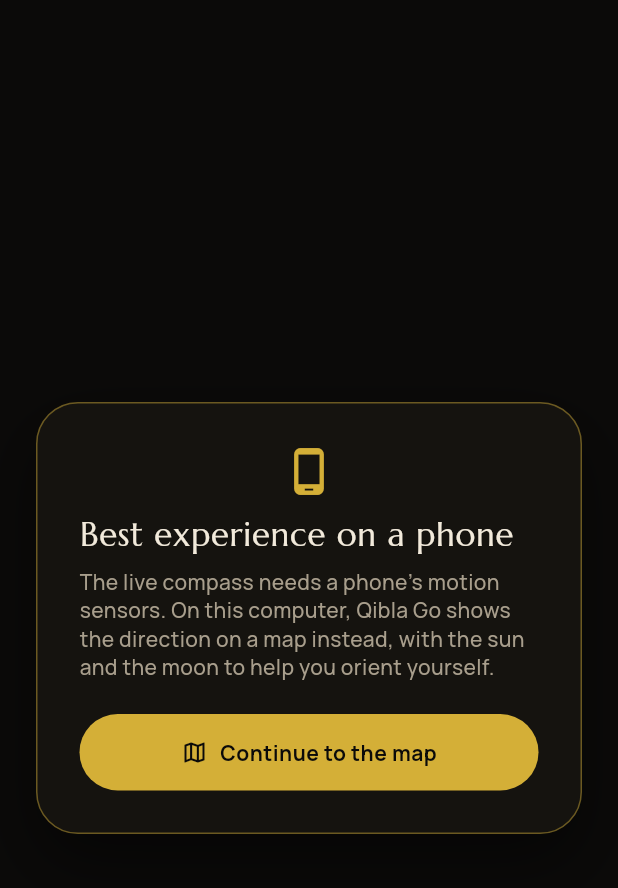
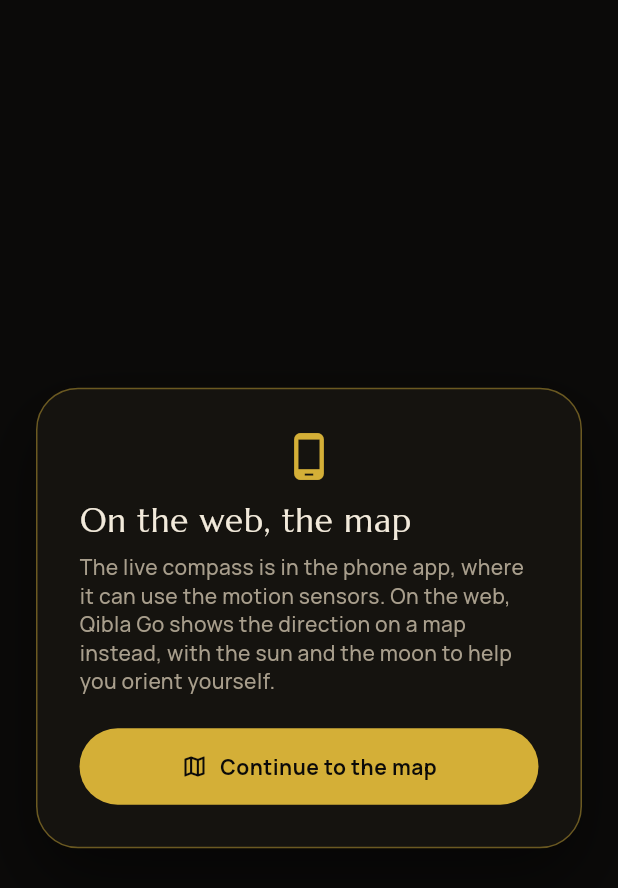
Before and after one commit to vfiruz97/qibla-go, a Flutter app: the DesktopPrompt widget shown alone on an empty page, opened directly with empty values, on a phone screen of 412 x 824 dp. Shown: the top 888 px of the screen. Run offline on Flutter 3.47's test engine with Material 3 defaults, Android fonts, the phone set to English and light mode, and no system bars; our stand-ins replace flutter_map, flutter_riverpod, geolocator, go_router, latlong2, shared_preferences and 1 more; missing offline and left inert: dart:js_interop, flutter_driver, qibla_math, serverpod, serverpod_client, serverpod_flutter; accounts and stored records are empty; statements that could not run were skipped.

Commit message:
feat(web): no compass screen on the web, map only
Browsers give a rough heading at best and desktop browsers none. On the web
the router now starts on the map and redirects the compass path there, the
map hides its compass button, and the one-time card after the intro
explains that the live compass is in the phone app. Phones keep both
screens. createAppRouter takes the platform as a parameter so both cases
are unit tested; the unused desktop-detection helper is removed. README,
plan, rules and decision log updated (supersedes the 2026-10-24 desktop
decision).

Co-Authored-By: Claude Fable 5.1 <noreply@anthropic.com>

```diff
--- a/qibla_go_flutter/lib/app/app.dart
+++ b/qibla_go_flutter/lib/app/app.dart
@@ -30,7 +30,6 @@ class QiblaGoApp extends StatelessWidget {
         routerConfig: appRouter,
         builder: (context, child) => IntroGate(
           playIntro: playIntro,
-          onShowMap: () => appRouter.go(AppRoutes.map),
           child: child ?? const SizedBox.shrink(),
         ),
       ),
--- a/qibla_go_flutter/lib/app/router.dart
+++ b/qibla_go_flutter/lib/app/router.dart
@@ -1,3 +1,4 @@
+import 'package:flutter/foundation.dart' show kIsWeb;
 import 'package:go_router/go_router.dart';
 
 import '../features/map/presentation/map_screen.dart';
@@ -9,10 +10,22 @@ abstract final class AppRoutes {
   static const map = '/map';
 }
 
-/// One route today. Prayer times and settings will be siblings here; keep
-/// each feature's screen under its own `features/<name>/presentation`.
-final appRouter = GoRouter(
-  initialLocation: AppRoutes.qibla,
+/// Where a request for [path] should go instead, or null to keep it.
+///
+/// On the web the live compass does not exist: browsers give a rough
+/// heading at best and desktop browsers none, so the compass screen is not
+/// reachable there at all, not even by URL. Phones running the app keep
+/// both screens.
+String? webRedirect(String path, {required bool web}) {
+  if (web && path == AppRoutes.qibla) return AppRoutes.map;
+  return null;
+}
+
+/// Builds the app router. [web] is a parameter so tests can cover both
+/// platforms; the app passes the real value.
+GoRouter createAppRouter({bool web = kIsWeb}) => GoRouter(
+  initialLocation: web ? AppRoutes.map : AppRoutes.qibla,
+  redirect: (context, state) => webRedirect(state.uri.path, web: web),
   routes: [
     GoRoute(
       path: AppRoutes.qibla,
@@ -26,3 +39,7 @@ final appRouter = GoRouter(
     ),
   ],
 );
+
+/// Prayer times and settings will be siblings here; keep each feature's
+/// screen under its own `features/<name>/presentation`.
+final appRouter = createAppRouter();
--- a/qibla_go_flutter/lib/core/platform/platform_info.dart
+++ /dev/null
@@ -1,2 +0,0 @@
-export 'platform_info_stub.dart'
-    if (dart.library.js_interop) 'platform_info_web.dart';
--- a/qibla_go_flutter/lib/core/platform/platform_info_stub.dart
+++ /dev/null
@@ -1,2 +0,0 @@
-/// Non-web builds: a native app is never a browser.
-bool get isDesktopBrowser => false;
--- a/qibla_go_flutter/lib/features/intro/presentation/desktop_prompt.dart
+++ b/qibla_go_flutter/lib/features/intro/presentation/desktop_prompt.dart
@@ -3,8 +3,8 @@ import 'package:flutter/material.dart';
 import '../../../app/theme/qibla_palette.dart';
 import '../../../l10n/app_localizations.dart';
 
-/// Shown once on desktop browsers after the intro, over the map that is
-/// already open behind it: the compass needs a phone, the map works
+/// Shown once on the web after the intro, over the map that is already open
+/// behind it: the live compass is the phone app's job, the map works
 /// everywhere. Drawn as an overlay (not a dialog) because it lives above the
 /// router's Navigator.
 class DesktopPrompt extends StatelessWidget {
--- a/qibla_go_flutter/lib/features/intro/presentation/intro_gate.dart
+++ b/qibla_go_flutter/lib/features/intro/presentation/intro_gate.dart
@@ -1,21 +1,16 @@
+import 'package:flutter/foundation.dart' show kIsWeb;
 import 'package:flutter/material.dart';
 
-import '../../../core/platform/platform_info.dart';
 import 'desktop_prompt.dart';
 import 'intro_overlay.dart';
 
 /// Wraps the router's navigator: plays the intro once per launch, then on
-/// desktop browsers switches to the map and explains why, once.
+/// the web explains once why the map is what you get (the router already
+/// starts there; see `webRedirect`).
 class IntroGate extends StatefulWidget {
-  const IntroGate({
-    super.key,
-    required this.child,
-    required this.onShowMap,
-    this.playIntro = true,
-  });
+  const IntroGate({super.key, required this.child, this.playIntro = true});
 
   final Widget child;
-  final VoidCallback onShowMap;
   final bool playIntro;
 
   @override
@@ -28,12 +23,9 @@ class _IntroGateState extends State<IntroGate> {
 
   void _introDone() {
     if (!mounted) return;
-    // Desktop browsers have no compass: open the map first so it is already
-    // visible behind the explanation card.
-    if (isDesktopBrowser) widget.onShowMap();
     setState(() {
       _intro = false;
-      _prompt = isDesktopBrowser;
+      _prompt = kIsWeb;
     });
   }
 
--- a/qibla_go_flutter/lib/features/map/presentation/map_screen.dart
+++ b/qibla_go_flutter/lib/features/map/presentation/map_screen.dart
@@ -1,5 +1,6 @@
 import 'dart:math' as math;
 
+import 'package:flutter/foundation.dart' show kIsWeb;
 import 'package:flutter/material.dart';
 import 'package:flutter/services.dart';
 import 'package:flutter_map/flutter_map.dart';
@@ -273,12 +274,15 @@ class _MapScreenState extends ConsumerState<MapScreen>
                 top: MediaQuery.paddingOf(context).top + 12,
                 child: Row(
                   children: [
+                    // The compass screen does not exist on the web.
+                    if (!kIsWeb) ...[
                       _RoundButton(
                         icon: Icons.explore_outlined,
                         tooltip: l10n.navCompass,
                         onTap: () => context.go(AppRoutes.qibla),
                       ),
                       const SizedBox(width: 10),
+                    ],
                     Expanded(
                       child: Container(
                         padding: const EdgeInsets.symmetric(
--- a/qibla_go_flutter/lib/l10n/app_en.arb
+++ b/qibla_go_flutter/lib/l10n/app_en.arb
@@ -181,8 +181,8 @@
   "cardinalW": "W",
   "introTagline": "Face the Kaaba, wherever you are",
   "introSkip": "Skip",
-  "desktopPromptTitle": "Best experience on a phone",
-  "desktopPromptBody": "The live compass needs a phone's motion sensors. On this computer, Qibla Go shows the direction on a map instead, with the sun and the moon to help you orient yourself.",
+  "desktopPromptTitle": "On the web, the map",
+  "desktopPromptBody": "The live compass is in the phone app, where it can use the motion sensors. On the web, Qibla Go shows the direction on a map instead, with the sun and the moon to help you orient yourself.",
   "desktopPromptContinue": "Continue to the map",
   "navCompass": "Compass",
   "navMap": "Map",
--- a/qibla_go_flutter/lib/l10n/app_localizations.dart
+++ b/qibla_go_flutter/lib/l10n/app_localizations.dart
@@ -727,13 +727,13 @@ abstract class AppLocalizations {
   /// No description provided for @desktopPromptTitle.
   ///
   /// In en, this message translates to:
-  /// **'Best experience on a phone'**
+  /// **'On the web, the map'**
   String get desktopPromptTitle;
 
   /// No description provided for @desktopPromptBody.
   ///
   /// In en, this message translates to:
-  /// **'The live compass needs a phone\'s motion sensors. On this computer, Qibla Go shows the direction on a map instead, with the sun and the moon to help you orient yourself.'**
+  /// **'The live compass is in the phone app, where it can use the motion sensors. On the web, Qibla Go shows the direction on a map instead, with the sun and the moon to help you orient yourself.'**
   String get desktopPromptBody;
 
   /// No description provided for @desktopPromptContinue.
--- a/qibla_go_flutter/lib/l10n/app_localizations_en.dart
+++ b/qibla_go_flutter/lib/l10n/app_localizations_en.dart
@@ -384,11 +384,11 @@ class AppLocalizationsEn extends AppLocalizations {
   String get introSkip => 'Skip';
 
   @override
-  String get desktopPromptTitle => 'Best experience on a phone';
+  String get desktopPromptTitle => 'On the web, the map';
 
   @override
   String get desktopPromptBody =>
-      'The live compass needs a phone\'s motion sensors. On this computer, Qibla Go shows the direction on a map instead, with the sun and the moon to help you orient yourself.';
+      'The live compass is in the phone app, where it can use the motion sensors. On the web, Qibla Go shows the direction on a map instead, with the sun and the moon to help you orient yourself.';
 
   @override
   String get desktopPromptContinue => 'Continue to the map';
```
Also changed, not shown: qibla_go_flutter/lib/core/platform/platform_info_web.dart (deleted, +0 -14 lines), 5 other files. Lines whose indentation alone changed are shown as unchanged.
